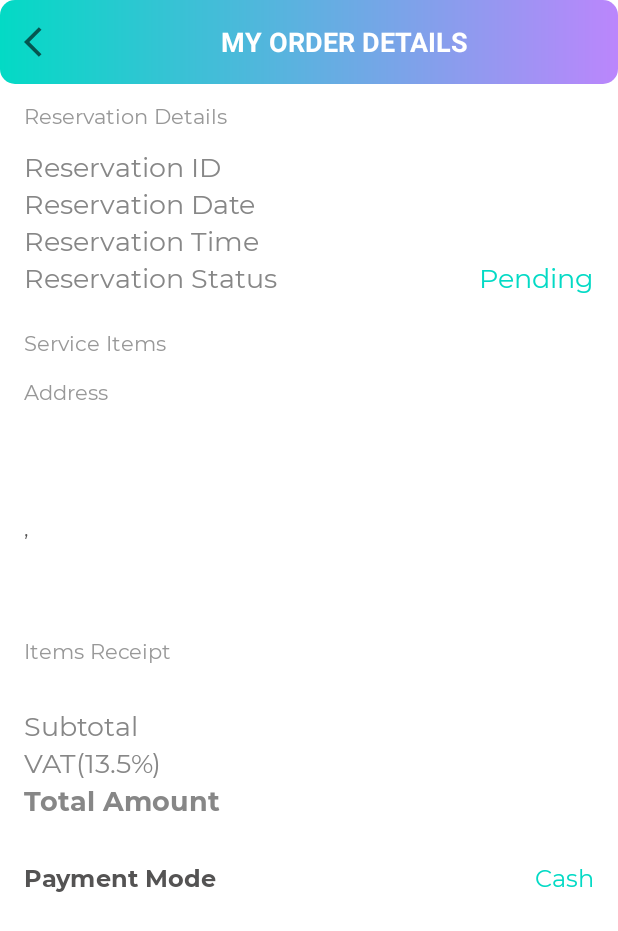
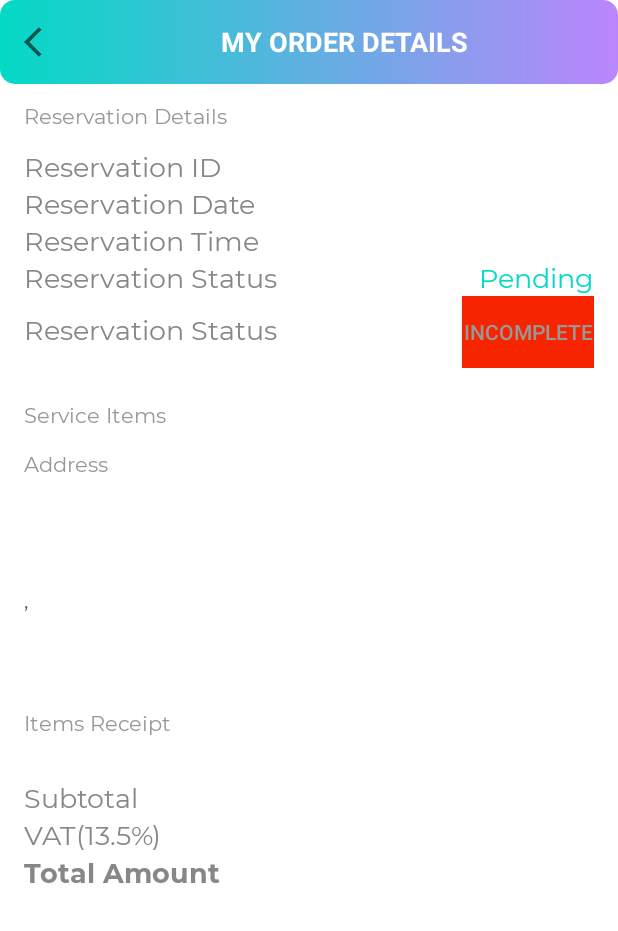
Before and after one commit to ahsa91/SuperCleanerApp, an Android app: the MyReservationDetailsActivity screen opened directly, with no data from a screen before it, on a phone screen of 412 x 824 dp. Shown: the top 931 px of the screen. Run offline under Robolectric (Android 15) with nearby library versions, the phone set to English and light mode, and no system bars.

Commit message:
payment type saved to firebase when reservation is complete. Preparing for  payments with stripe with new activity and layout

```diff
--- a/SuperCleanerApp-master/SuperCleaner/app/build.gradle
+++ b/SuperCleanerApp-master/SuperCleaner/app/build.gradle
@@ -36,9 +36,9 @@ android {
         jvmTarget = '1.8'
     }
 
-    buildFeatures {
-        viewBinding true
-    }
+        buildFeatures {
+            viewBinding true
+        }
 
 
 
--- a/SuperCleanerApp-master/SuperCleaner/app/src/main/java/my/supercleanerapp/firestore/FirestoreClass.kt
+++ b/SuperCleanerApp-master/SuperCleaner/app/src/main/java/my/supercleanerapp/firestore/FirestoreClass.kt
@@ -838,7 +838,7 @@ class FirestoreClass {
 
                 // Here call a function of base activity for transferring the result to it.
                 activity.reservationPlacedSuccess()
-                // END
+
             }
             .addOnFailureListener { e ->
 
--- a/SuperCleanerApp-master/SuperCleaner/app/src/main/java/my/supercleanerapp/models/Reservation.kt
+++ b/SuperCleanerApp-master/SuperCleaner/app/src/main/java/my/supercleanerapp/models/Reservation.kt
@@ -3,6 +3,13 @@ package my.supercleanerapp.models
 import android.os.Parcelable
 import kotlinx.android.parcel.Parcelize
 
+///**
+// * An enum class to represent the payment methods available for reservations.
+// */
+//enum class PaymentMethod {
+//    CASH,
+//    CARD
+//}
 
 /**
  * A data model class for Reservation item with required fields.
@@ -19,5 +26,7 @@ data class Reservation(
     val total_amount: String = "",
     val reservation_date: String = "",
     val reservation_time: String = "",
+    val reservation_status: Boolean = false,
+    val reservation_paymentMethod: String="",
     var id: String = ""
 ) : Parcelable
--- a/SuperCleanerApp-master/SuperCleaner/app/src/main/java/my/supercleanerapp/ui/activites/MyReservationDetailsActivity.kt
+++ b/SuperCleanerApp-master/SuperCleaner/app/src/main/java/my/supercleanerapp/ui/activites/MyReservationDetailsActivity.kt
@@ -9,16 +9,20 @@ import androidx.recyclerview.widget.LinearLayoutManager
 import my.supercleanerapp.R
 import my.supercleanerapp.databinding.ActivityMyReservationDetailsBinding
 import my.supercleanerapp.models.Reservation
+import my.supercleanerapp.models.User
 import my.supercleanerapp.ui.adapters.CartItemsListAdapter
 import my.supercleanerapp.utils.Constants
 import java.text.DecimalFormat
 import java.text.SimpleDateFormat
 import java.util.*
 import java.util.concurrent.TimeUnit
+import kotlin.math.log
 
 @Suppress("DEPRECATION")
 class MyReservationDetailsActivity : AppCompatActivity() {
-
+    private lateinit var mUserDetails: User
+    private var userAppAdmin: Boolean = false // default value is false
+    private var reservation_status: Boolean = false// default value is false
 
     private lateinit var binding: ActivityMyReservationDetailsBinding
     override fun onCreate(savedInstanceState: Bundle?) {
@@ -33,6 +37,7 @@ class MyReservationDetailsActivity : AppCompatActivity() {
         if (intent.hasExtra(Constants.EXTRA_MY_RESERVATIONS_DETAILS)) {
             myReservationDetails =
                 intent.getParcelableExtra<Reservation>(Constants.EXTRA_MY_RESERVATIONS_DETAILS)!!
+            Log.d("myReservationDetails", "reservationDetails: $myReservationDetails")
         }
 
 
@@ -69,8 +74,13 @@ class MyReservationDetailsActivity : AppCompatActivity() {
         // Display the selected date
         binding.tvReservationDetailsDate.text = reservationDetails.reservation_date
 
+
         // Display the selected time
         binding.tvReservationDetailsTime.text = reservationDetails.reservation_time
+
+
+
+
 
         binding.rvMyReservationItemsList.layoutManager = LinearLayoutManager(this@MyReservationDetailsActivity)
         binding.rvMyReservationItemsList.setHasFixedSize(true)
@@ -87,6 +97,7 @@ class MyReservationDetailsActivity : AppCompatActivity() {
         if (reservationDetails.address.otherDetails.isNotEmpty()) {
             binding.tvMyReservationDetailsOtherDetails.visibility = View.VISIBLE
             binding.tvMyReservationDetailsOtherDetails.text = reservationDetails.address.otherDetails
+
         } else {
             binding.tvMyReservationDetailsOtherDetails.visibility = View.GONE
         }
@@ -95,5 +106,6 @@ class MyReservationDetailsActivity : AppCompatActivity() {
         binding.tvReservationDetailsSubTotal.text = reservationDetails.sub_total_amount
         binding.tvReservationVatCharge.text = reservationDetails.vat_charge
         binding.tvReservationDetailsTotalAmount.text = reservationDetails.total_amount
+
     }
 }
--- /dev/null
+++ b/SuperCleanerApp-master/SuperCleaner/app/src/main/res/drawable/toggle_selector.xml
@@ -0,0 +1,5 @@
+<?xml version="1.0" encoding="utf-8"?>
+<selector xmlns:android="http://schemas.android.com/apk/res/android">
+    <item android:drawable="@color/colorIncomplete" android:state_checked="false"/>
+    <item android:drawable="@color/colorComplete" android:state_checked="true"/>
+</selector>
--- a/SuperCleanerApp-master/SuperCleaner/app/src/main/res/layout/activity_my_reservation_details.xml
+++ b/SuperCleanerApp-master/SuperCleaner/app/src/main/res/layout/activity_my_reservation_details.xml
@@ -158,6 +158,32 @@
                         android:textColor="@color/colorAccent"
                         android:textSize="@dimen/my_order_details_label_value_textSize" />
                 </LinearLayout>
+                <LinearLayout
+                    android:layout_width="match_parent"
+                    android:layout_height="wrap_content"
+                    android:orientation="horizontal">
+
+                    <my.supercleanerapp.utils.SCATextView
+                        android:layout_width="0dp"
+                        android:layout_height="wrap_content"
+                        android:layout_weight="1"
+                        android:text="@string/reservation_details_lbl_order_status"
+                        android:textColor="@color/colorDarkGrey"
+                        android:textSize="@dimen/my_order_details_label_value_textSize" />
+
+                    <ToggleButton
+                        android:id="@+id/tv_reservation_status_toggle"
+                        android:layout_width="wrap_content"
+                        android:layout_height="wrap_content"
+                        android:background="@drawable/toggle_selector"
+                        android:textOn="Complete"
+                        android:textOff="Incomplete"
+                        android:textColor="@color/colorSecondaryText" />
+
+                </LinearLayout>
+
+
+
             </LinearLayout>
 
             <my.supercleanerapp.utils.SCATextView
@@ -346,34 +372,6 @@
                 </LinearLayout>
             </LinearLayout>
 
-            <LinearLayout
-                android:layout_width="match_parent"
-                android:layout_height="wrap_content"
-                android:layout_marginTop="@dimen/my_order_details_content_marginTopBottom"
-                android:layout_marginBottom="@dimen/my_order_details_content_marginTopBottom"
-                android:background="@color/colorWhite"
-                android:gravity="center_vertical"
-                android:orientation="horizontal"
-                android:paddingTop="@dimen/my_order_details_content_lbl_padding"
-                android:paddingBottom="@dimen/my_order_details_content_lbl_padding">
-
-                <my.supercleanerapp.utils.SCATextViewBold
-                    android:layout_width="0dp"
-                    android:layout_height="wrap_content"
-                    android:layout_marginStart="@dimen/my_order_details_content_marginStartEnd"
-                    android:layout_weight="1"
-                    android:text="@string/lbl_payment_mode"
-                    android:textColor="@color/item_value_text_color"
-                    android:textSize="@dimen/lbl_order_details_textSize" />
-
-                <my.supercleanerapp.utils.SCATextView
-                    android:layout_width="wrap_content"
-                    android:layout_height="wrap_content"
-                    android:layout_marginEnd="@dimen/my_order_details_content_marginStartEnd"
-                    android:text="@string/lbl_cash"
-                    android:textColor="@color/colorAccent"
-                    android:textSize="@dimen/lbl_order_details_textSize" />
-            </LinearLayout>
 
         </LinearLayout>
     </ScrollView>
--- a/SuperCleanerApp-master/SuperCleaner/app/src/main/res/values/colors.xml
+++ b/SuperCleanerApp-master/SuperCleaner/app/src/main/res/values/colors.xml
@@ -19,6 +19,8 @@
     <color name="colorSecondaryText">#989898</color>
     <color name="colorSnackBarSuccess">#8BC34A</color>
     <color name="colorSnackBarError">#F72400</color>
+    <color name="colorComplete">#8BC34A</color>
+    <color name="colorIncomplete">#F72400</color>
     <color name="colorLightGrey">#F1F1F1</color>
     <color name="colorBorder">#E8E6E6</color>
     <color name="colorDarkGrey">#878787</color>
```
Also changed, not shown: SuperCleanerApp-master/SuperCleaner/app/src/main/AndroidManifest.xml (+10 -4 lines), SuperCleanerApp-master/SuperCleaner/app/src/main/java/my/supercleanerapp/ui/activites/CheckoutActivity.kt (+19 -4 lines), SuperCleanerApp-master/SuperCleaner/app/src/main/java/my/supercleanerapp/ui/activites/PaymentActivity.kt (added, +12 -0 lines), SuperCleanerApp-master/SuperCleaner/app/src/main/res/layout/activity_checkout.xml (+19 -15 lines), SuperCleanerApp-master/SuperCleaner/app/src/main/res/layout/activity_payment.xml (added, +9 -0 lines).
